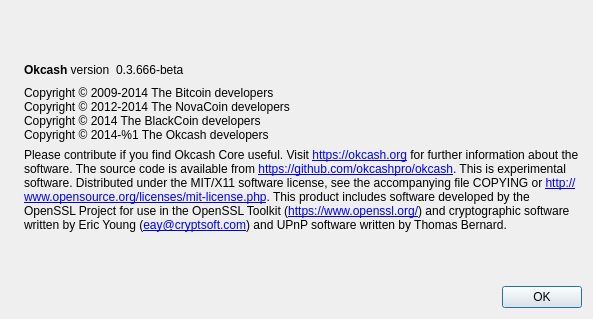
Old version of the form src/qt/forms/aboutdialog.ui in the repository okcashpro/okcash.
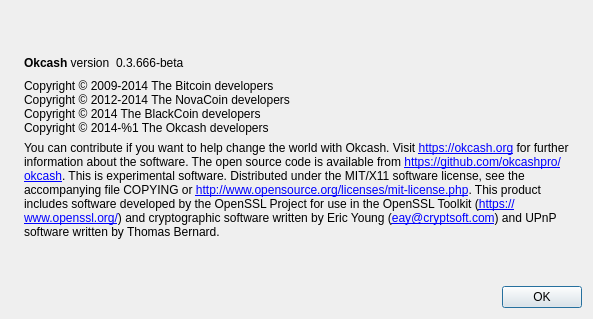
New version of the form. Icons and pictures are not drawn.

Commit message: blocksupdt / contribute desc

The edit to the form file:
```diff
--- a/src/qt/forms/aboutdialog.ui
+++ b/src/qt/forms/aboutdialog.ui
@@ -108,8 +108,8 @@
        </property>
        <property name="text">
         <string>
-Please contribute if you find Okcash Core useful. Visit &lt;a href=&quot;https://okcash.org&quot;&gt;https://okcash.org&lt;/a&gt; for further information about the software.
-The source code is available from &lt;a href=&quot;https://github.com/okcashpro/okcash&quot;&gt;https://github.com/okcashpro/okcash&lt;/a&gt;.
+You can contribute if you want to help change the world with Okcash. Visit &lt;a href=&quot;https://okcash.org&quot;&gt;https://okcash.org&lt;/a&gt; for further information about the software.
+The open source code is available from &lt;a href=&quot;https://github.com/okcashpro/okcash&quot;&gt;https://github.com/okcashpro/okcash&lt;/a&gt;.
 
 This is experimental software.
 
```
The commit also changes 1 other file.
